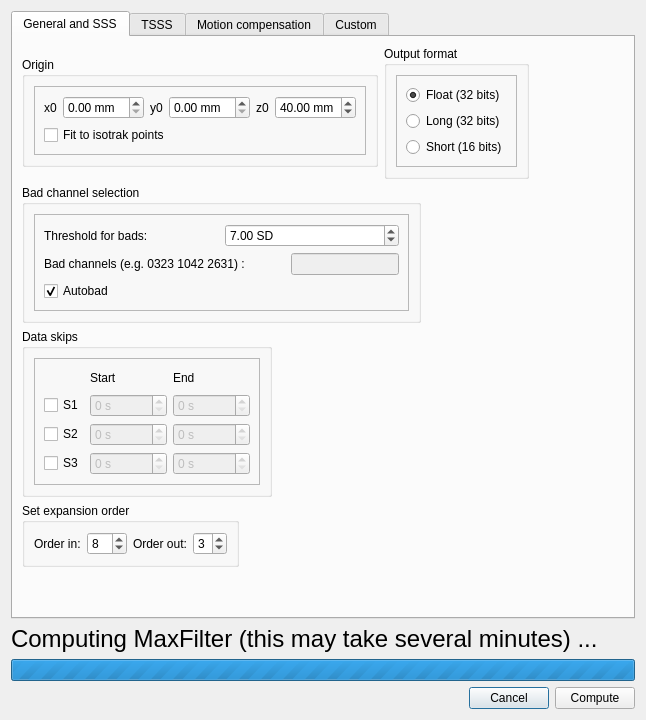
Above: hoksotin/ui/qt4Designer/maxFilterDialog.ui from cibr-jyu/meggie before the change. Below: the same form after it.
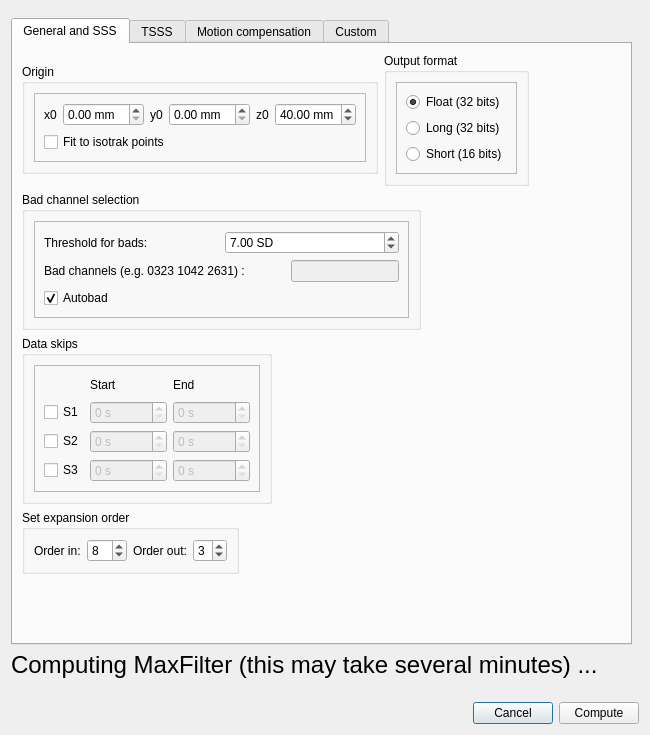
That is the form after the change.

Diff of the .ui file:
```diff
--- a/hoksotin/ui/qt4Designer/maxFilterDialog.ui
+++ b/hoksotin/ui/qt4Designer/maxFilterDialog.ui
@@ -9,15 +9,15 @@
    <rect>
     <x>0</x>
     <y>0</y>
-    <width>646</width>
-    <height>720</height>
+    <width>650</width>
+    <height>735</height>
    </rect>
   </property>
   <property name="windowTitle">
    <string>MaxFilter Settings</string>
   </property>
   <layout class="QGridLayout" name="gridLayout_11">
-   <item row="4" column="0">
+   <item row="1" column="0">
     <layout class="QHBoxLayout" name="horizontalLayout_15">
      <item>
       <spacer name="horizontalSpacer">
@@ -48,22 +48,40 @@
      </item>
     </layout>
    </item>
-   <item row="2" column="0">
-    <widget class="QLabel" name="labelComputeMaxFilter">
-     <property name="font">
-      <font>
-       <pointsize>18</pointsize>
-      </font>
+   <item row="0" column="0">
+    <widget class="QScrollArea" name="scrollArea">
+     <property name="frameShape">
+      <enum>QFrame::NoFrame</enum>
      </property>
-     <property name="text">
-      <string>Computing MaxFilter (this may take several minutes) ...</string>
+     <property name="widgetResizable">
+      <bool>true</bool>
      </property>
-     <property name="scaledContents">
-      <bool>false</bool>
-     </property>
-    </widget>
-   </item>
-   <item row="1" column="0">
+     <widget class="QWidget" name="scrollAreaWidgetContents">
+      <property name="geometry">
+       <rect>
+        <x>0</x>
+        <y>0</y>
+        <width>632</width>
+        <height>686</height>
+       </rect>
+      </property>
+      <property name="minimumSize">
+       <size>
+        <width>626</width>
+        <height>669</height>
+       </size>
+      </property>
+      <widget class="QWidget" name="">
+       <property name="geometry">
+        <rect>
+         <x>0</x>
+         <y>7</y>
+         <width>621</width>
+         <height>661</height>
+        </rect>
+       </property>
+       <layout class="QVBoxLayout" name="verticalLayout_2">
+        <item>
     <widget class="QTabWidget" name="tabWidgetMaxFilterSettings">
      <property name="currentIndex">
       <number>0</number>
@@ -839,14 +857,24 @@
      </widget>
     </widget>
    </item>
-   <item row="3" column="0">
-    <widget class="QProgressBar" name="progressBarComputeMaxFilter">
-     <property name="maximum">
-      <number>0</number>
-     </property>
-     <property name="value">
-      <number>-1</number>
-     </property>
+        <item>
+         <widget class="QLabel" name="labelComputeMaxFilter">
+          <property name="font">
+           <font>
+            <pointsize>18</pointsize>
+           </font>
+          </property>
+          <property name="text">
+           <string>Computing MaxFilter (this may take several minutes) ...</string>
+          </property>
+          <property name="scaledContents">
+           <bool>false</bool>
+          </property>
+         </widget>
+        </item>
+       </layout>
+      </widget>
+     </widget>
     </widget>
    </item>
   </layout>
```
Left out of the diff: 1 changed line with no effect on the pictures. Lines whose indentation alone changed are shown as unchanged.
